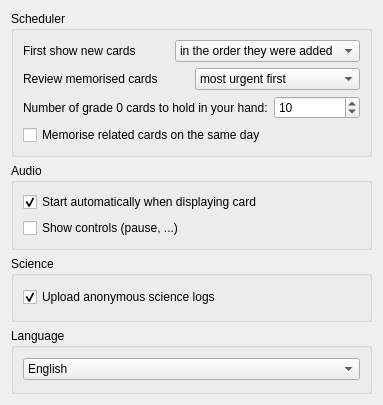
mnemosyne-proj/mnemosyne, file mnemosyne/mnemosyne/pyqt_ui/configuration_wdgt_main.ui: the form before one commit.
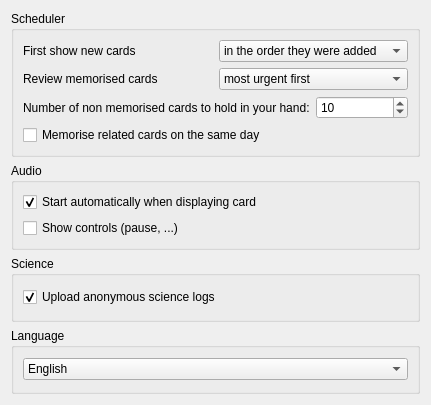
The form after the commit.

Commit message: Replace 'number of grade 0 card to hold in your hand' with 'number of unmemorised cards to hold in your hand.'

```diff
--- a/mnemosyne/mnemosyne/pyqt_ui/configuration_wdgt_main.ui
+++ b/mnemosyne/mnemosyne/pyqt_ui/configuration_wdgt_main.ui
@@ -6,7 +6,7 @@
    <rect>
     <x>0</x>
     <y>0</y>
-    <width>383</width>
+    <width>431</width>
     <height>405</height>
    </rect>
   </property>
@@ -77,12 +77,15 @@
           <item>
            <widget class="QLabel" name="label">
             <property name="text">
-             <string>Number of grade 0 cards to hold in your hand:</string>
+             <string>Number of non memorised cards to hold in your hand:</string>
             </property>
            </widget>
           </item>
           <item>
-           <widget class="QSpinBox" name="grade_0_cards">
+           <widget class="QSpinBox" name="non_memorised_cards">
+            <property name="minimum">
+             <number>1</number>
+            </property>
             <property name="value">
              <number>10</number>
             </property>
```
The commit also changes 8 other files.
